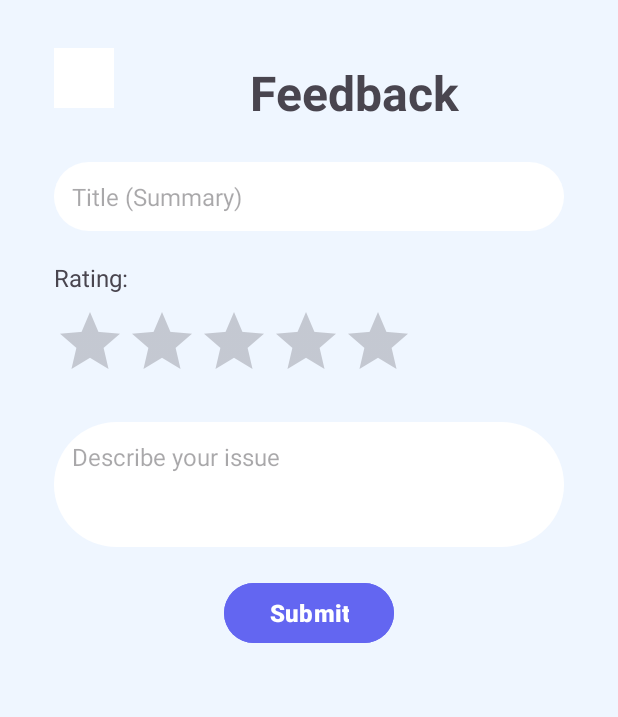
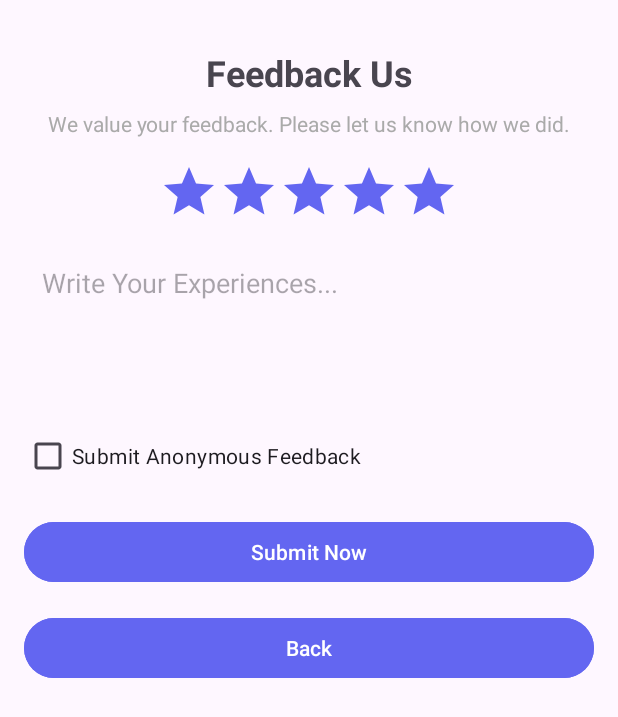
Before and after one commit to adarshaketh/examease, an Android app: the Feedback screen opened directly, with no data from a screen before it, on a phone screen of 412 x 824 dp. Shown: the top 717 px of the screen. Run offline under Robolectric (Android 15) with nearby library versions, the phone set to English and light mode, and no system bars; our stand-ins replace Firebase (no records; nobody signed in at launch, a user with empty details on screens opened directly).

Commit message:
Feedback

```diff
--- a/app/src/main/java/com/example/examease/misc/Feedback.java
+++ b/app/src/main/java/com/example/examease/misc/Feedback.java
@@ -1,21 +1,138 @@
 package com.example.examease.misc;
 
+import android.content.Intent;
 import android.os.Bundle;
+import android.view.View;
+import android.widget.Button;
+import android.widget.CheckBox;
+import android.widget.EditText;
+import android.widget.ImageView;
+import android.widget.Toast;
 
-import androidx.activity.EdgeToEdge;
 import androidx.appcompat.app.AppCompatActivity;
-import androidx.core.graphics.Insets;
-import androidx.core.view.ViewCompat;
-import androidx.core.view.WindowInsetsCompat;
 
 import com.example.examease.R;
+import com.google.firebase.auth.FirebaseAuth;
+import com.google.firebase.firestore.FirebaseFirestore;
+
+import java.util.HashMap;
+import java.util.Map;
 
 public class Feedback extends AppCompatActivity {
+    private ImageView[] stars = new ImageView[5];
+    private int rating = 4; // Default rating is 4 stars
+    private EditText etFeedback;
+    private CheckBox cbAnonymous;
+    private Button btnSubmit, btnBack;
+
+    // Firebase instances
+    private FirebaseFirestore firestore;
+    private FirebaseAuth auth;
 
     @Override
     protected void onCreate(Bundle savedInstanceState) {
         super.onCreate(savedInstanceState);
         setContentView(R.layout.activity_feedback);
 
+        // Initialize Firebase instances
+        firestore = FirebaseFirestore.getInstance();
+        auth = FirebaseAuth.getInstance();
+
+        stars[0] = findViewById(R.id.star1);
+        stars[1] = findViewById(R.id.star2);
+        stars[2] = findViewById(R.id.star3);
+        stars[3] = findViewById(R.id.star4);
+        stars[4] = findViewById(R.id.star5);
+
+        etFeedback = findViewById(R.id.etFeedback);
+        cbAnonymous = findViewById(R.id.cbAnonymous);
+        btnSubmit = findViewById(R.id.btnSubmit);
+        btnBack = findViewById(R.id.btnback);
+
+        // Setting up star click listeners
+        for (int i = 0; i < stars.length; i++) {
+            final int index = i;
+            stars[i].setOnClickListener(v -> setRating(index + 1));
+        }
+
+        btnSubmit.setOnClickListener(new View.OnClickListener() {
+            @Override
+            public void onClick(View v) {
+                submitFeedback();
+            }
+        });
+
+        btnBack.setOnClickListener(new View.OnClickListener() {
+            @Override
+            public void onClick(View v) {
+                Intent feedbackIntent = new Intent(Feedback.this, Home.class);
+                startActivity(feedbackIntent);
+                finish();
+            }
+        });
+    }
+
+    private void setRating(int starCount) {
+        rating = starCount;
+        for (int i = 0; i < stars.length; i++) {
+            if (i < rating) {
+                stars[i].setImageResource(R.drawable.baseline_star_24);
+            } else {
+                stars[i].setImageResource(R.drawable.baseline_star_grey);
+            }
+        }
+    }
+
+    private void submitFeedback() {
+        String feedback = etFeedback.getText().toString();
+        boolean isAnonymous = cbAnonymous.isChecked();
+
+        if (feedback.isEmpty()) {
+            Toast.makeText(this, "Please write your feedback.", Toast.LENGTH_SHORT).show();
+            return;
+        }
+
+        // Prepare feedback data
+        Map<String, Object> feedbackData = new HashMap<>();
+        feedbackData.put("rating", rating);
+        feedbackData.put("feedback", feedback);
+        feedbackData.put("timestamp", System.currentTimeMillis());
+
+        // If anonymous, save feedback in the 'anonymous' collection
+        if (isAnonymous) {
+            firestore.collection("feedbacks")
+                    .document("anonymous")
+                    .update("feedbacks", com.google.firebase.firestore.FieldValue.arrayUnion(feedbackData))
+                    .addOnSuccessListener(aVoid -> {
+                        Toast.makeText(Feedback.this, "Anonymous feedback submitted successfully.", Toast.LENGTH_LONG).show();
+                        finish(); // Close activity after submission
+                    })
+                    .addOnFailureListener(e -> Toast.makeText(Feedback.this, "Failed to submit feedback.", Toast.LENGTH_SHORT).show());
+        } else {
+            // Get the logged-in user's email
+            String userEmail = auth.getCurrentUser().getEmail();
+
+            // Save feedback under the logged-in user's email
+            firestore.collection("feedbacks")
+                    .document(userEmail)
+                    .update("feedbacks", com.google.firebase.firestore.FieldValue.arrayUnion(feedbackData))
+                    .addOnSuccessListener(aVoid -> {
+                        Toast.makeText(Feedback.this, "Feedback submitted successfully.", Toast.LENGTH_LONG).show();
+                        finish(); // Close activity after submission
+                    })
+                    .addOnFailureListener(e -> {
+                        // If document does not exist, create a new one
+                        firestore.collection("feedbacks")
+                                .document(userEmail)
+                                .set(new HashMap<String, Object>() {{
+                                    put("feedbacks", com.google.firebase.firestore.FieldValue.arrayUnion(feedbackData));
+                                }})
+                                .addOnSuccessListener(aVoid -> {
+                                    Toast.makeText(Feedback.this, "Feedback submitted successfully.", Toast.LENGTH_LONG).show();
+                                    finish();
+                                })
+                                .addOnFailureListener(e2 -> Toast.makeText(Feedback.this, "Failed to submit feedback.", Toast.LENGTH_SHORT).show());
+                    });
+        }
     }
 }
--- /dev/null
+++ b/app/src/main/res/drawable/baseline_star_24.xml
@@ -0,0 +1,5 @@
+<vector xmlns:android="http://schemas.android.com/apk/res/android" android:height="24dp" android:tint="#6366F1" android:viewportHeight="24" android:viewportWidth="24" android:width="24dp">
+
+    <path android:fillColor="@android:color/white" android:pathData="M12,17.27L18.18,21l-1.64,-7.03L22,9.24l-7.19,-0.61L12,2 9.19,8.63 2,9.24l5.46,4.73L5.82,21z"/>
+
+</vector>
--- /dev/null
+++ b/app/src/main/res/drawable/baseline_star_grey.xml
@@ -0,0 +1,5 @@
+<vector xmlns:android="http://schemas.android.com/apk/res/android" android:height="24dp" android:tint="#A8A6A6" android:viewportHeight="24" android:viewportWidth="24" android:width="24dp">
+
+    <path android:fillColor="@android:color/white" android:pathData="M12,17.27L18.18,21l-1.64,-7.03L22,9.24l-7.19,-0.61L12,2 9.19,8.63 2,9.24l5.46,4.73L5.82,21z"/>
+
+</vector>
--- a/app/src/main/res/layout/activity_feedback.xml
+++ b/app/src/main/res/layout/activity_feedback.xml
@@ -1,99 +1,139 @@
-<RelativeLayout xmlns:android="http://schemas.android.com/apk/res/android"
+<?xml version="1.0" encoding="utf-8"?>
+<androidx.constraintlayout.widget.ConstraintLayout xmlns:android="http://schemas.android.com/apk/res/android"
     xmlns:app="http://schemas.android.com/apk/res-auto"
+    xmlns:tools="http://schemas.android.com/tools"
     android:layout_width="match_parent"
     android:layout_height="match_parent"
-    android:padding="16dp"
-    android:background="@color/bgPrimary">
+    tools:context=".misc.Feedback">
 
-    <!-- Close Button -->
-    <ImageButton
-        android:id="@+id/close_button"
-        android:layout_width="40dp"
-        android:layout_height="40dp"
-        android:layout_alignParentStart="true"
-        android:layout_marginTop="16dp"
-        android:layout_marginStart="20dp"
-        android:background="?attr/selectableItemBackgroundBorderless"
-        android:src="@drawable/close"
-        android:contentDescription="@string/close"
-        app:tint="@android:color/white" />
-
-    <!-- Heading -->
+    <!-- Title -->
     <TextView
-        android:id="@+id/heading"
-        android:layout_width="match_parent"
-        android:layout_height="60dp"
-        android:text="@string/feedback"
-        android:textSize="32sp"
-        android:textStyle="bold"
-        android:gravity="center"
-        android:layout_marginTop="16dp"
-        android:layout_marginHorizontal="20dp"
-        android:layout_toEndOf="@id/close_button" />
-
-    <!-- Title Input (Summary) -->
-    <EditText
-        android:id="@+id/input_title"
-        android:layout_width="match_parent"
-        android:layout_height="wrap_content"
-        android:hint="@string/title_summary"
-        android:textSize="16sp"
-        android:layout_below="@id/heading"
-        android:layout_marginTop="16dp"
-        android:padding="12dp"
-        android:background="@drawable/full_rounded_corners"
-        android:layout_marginHorizontal="20dp" />
-
-    <!-- Rating Bar -->
-    <TextView
-        android:id="@+id/ratingLabel"
+        android:id="@+id/tvFeedbackTitle"
         android:layout_width="wrap_content"
         android:layout_height="wrap_content"
-        android:text="@string/rating"
-        android:textSize="16sp"
-        android:layout_below="@id/input_title"
-        android:layout_marginStart="20dp"
-        android:layout_marginTop="20dp" />
+        android:text="Feedback Us"
+        android:textSize="24sp"
+        android:textStyle="bold"
+        app:layout_constraintTop_toTopOf="parent"
+        app:layout_constraintStart_toStartOf="parent"
+        app:layout_constraintEnd_toEndOf="parent"
+        android:layout_marginTop="32dp"
+        android:gravity="center"/>
 
-    <RatingBar
-        android:id="@+id/ratingBar"
+    <!-- Subtitle / Description -->
+    <TextView
+        android:id="@+id/tvFeedbackDescription"
         android:layout_width="wrap_content"
         android:layout_height="wrap_content"
-        android:numStars="5"
-        android:stepSize="1.0"
-        android:layout_below="@id/ratingLabel"
-        android:layout_marginStart="20dp"
-        android:layout_marginTop="8dp" />
+        android:text="We value your feedback. Please let us know how we did."
+        android:textSize="14sp"
+        android:textColor="@android:color/darker_gray"
+        app:layout_constraintTop_toBottomOf="@id/tvFeedbackTitle"
+        app:layout_constraintStart_toStartOf="parent"
+        app:layout_constraintEnd_toEndOf="parent"
+        android:layout_marginTop="8dp"
+        android:gravity="center"/>
 
-    <!-- Description (Textarea) -->
+    <!-- Stars Rating -->
+    <LinearLayout
+        android:id="@+id/llStars"
+        android:layout_width="wrap_content"
+        android:layout_height="wrap_content"
+        android:orientation="horizontal"
+        app:layout_constraintTop_toBottomOf="@id/tvFeedbackDescription"
+        app:layout_constraintStart_toStartOf="parent"
+        app:layout_constraintEnd_toEndOf="parent"
+        android:layout_marginTop="16dp">
+
+        <ImageView
+            android:id="@+id/star1"
+            android:layout_width="40dp"
+            android:layout_height="40dp"
+            android:src="@drawable/baseline_star_24" />
+
+        <ImageView
+            android:id="@+id/star2"
+            android:layout_width="40dp"
+            android:layout_height="40dp"
+            android:src="@drawable/baseline_star_24" />
+
+        <ImageView
+            android:id="@+id/star3"
+            android:layout_width="40dp"
+            android:layout_height="40dp"
+            android:src="@drawable/baseline_star_24" />
+
+        <ImageView
+            android:id="@+id/star4"
+            android:layout_width="40dp"
+            android:layout_height="40dp"
+            android:src="@drawable/baseline_star_24" />
+
+        <ImageView
+            android:id="@+id/star5"
+            android:layout_width="40dp"
+            android:layout_height="40dp"
+            android:src="@drawable/baseline_star_24" />
+    </LinearLayout>
+
+    <!-- Feedback Text -->
     <EditText
-        android:id="@+id/input_description"
-        android:layout_width="match_parent"
+        android:id="@+id/etFeedback"
+        android:layout_width="0dp"
         android:layout_height="wrap_content"
-        android:hint="@string/describe_your_issue"
-        android:textSize="16sp"
+        android:hint="Write Your Experiences..."
+        android:background="@android:color/transparent"
+        android:minHeight="100dp"
+        android:padding="12dp"
         android:gravity="top"
         android:inputType="textMultiLine"
-        android:lines="5"
-        android:minLines="3"
-        android:layout_below="@id/ratingBar"
-        android:layout_marginTop="20dp"
-        android:padding="12dp"
-        android:background="@drawable/full_rounded_corners"
-        android:layout_marginHorizontal="20dp" />
+        app:layout_constraintTop_toBottomOf="@id/llStars"
+        app:layout_constraintStart_toStartOf="parent"
+        app:layout_constraintEnd_toEndOf="parent"
+        android:layout_marginTop="16dp"
+        android:layout_marginStart="16dp"
+        android:layout_marginEnd="16dp"
+        android:backgroundTint="@android:color/darker_gray"/>
+
+    <!-- Submit Anonymous Feedback Checkbox -->
+    <CheckBox
+        android:id="@+id/cbAnonymous"
+        android:layout_width="wrap_content"
+        android:layout_height="wrap_content"
+        android:text="Submit Anonymous Feedback"
+        app:layout_constraintTop_toBottomOf="@id/etFeedback"
+        app:layout_constraintStart_toStartOf="parent"
+        android:layout_marginTop="16dp"
+        android:layout_marginStart="16dp" />
 
     <!-- Submit Button -->
     <Button
-        android:id="@+id/submit_button"
-        android:layout_width="wrap_content"
+        android:id="@+id/btnSubmit"
+        android:layout_width="0dp"
         android:layout_height="wrap_content"
-        android:text="@string/submit"
-        android:textSize="16sp"
-        android:paddingHorizontal="30dp"
-        android:layout_below="@id/input_description"
-        android:layout_centerHorizontal="true"
-        android:layout_marginTop="20dp"
-        android:backgroundTint="@color/colorPrimary"
-        android:textColor="@android:color/white" />
+        android:text="Submit Now"
+        android:backgroundTint="@color/selected_color"
+        android:textColor="@android:color/white"
+        app:layout_constraintTop_toBottomOf="@id/cbAnonymous"
+        app:layout_constraintStart_toStartOf="parent"
+        app:layout_constraintEnd_toEndOf="parent"
+        android:layout_marginTop="16dp"
+        android:layout_marginStart="16dp"
+        android:layout_marginEnd="16dp" />
 
-</RelativeLayout>
+    <Button
+        android:id="@+id/btnback"
+        android:layout_width="0dp"
+        android:layout_height="wrap_content"
+        android:layout_marginStart="16dp"
+        android:layout_marginTop="80dp"
+        android:layout_marginEnd="16dp"
+        android:backgroundTint="@color/selected_color"
+        android:text="Back"
+        android:textColor="@android:color/white"
+        app:layout_constraintEnd_toEndOf="parent"
+        app:layout_constraintHorizontal_bias="0.0"
+        app:layout_constraintStart_toStartOf="parent"
+        app:layout_constraintTop_toBottomOf="@id/cbAnonymous" />
+
+</androidx.constraintlayout.widget.ConstraintLayout>
--- a/app/src/main/res/menu/bottom_navigation_menu.xml
+++ b/app/src/main/res/menu/bottom_navigation_menu.xml
@@ -7,6 +7,11 @@
         android:title="Home" />
 
     <item
+        android:id="@+id/nav_feedback"
+        android:icon="@drawable/ic_feedback"
+        android:title="Feedback" />
+
+    <item
         android:id="@+id/nav_profile"
         android:icon="@drawable/ic_profile"
         android:title="Profile" />
```
Also changed, not shown: app/src/main/java/com/example/examease/misc/Home.java (+5 -8 lines), app/src/main/res/drawable/ic_feedback.xml (added, +18 -0 lines), app/src/main/res/layout/activity_home.xml (+1 -12 lines), app/src/main/res/values/colors.xml (+4 -3 lines), app/src/main/res/drawable/close.png (deleted).
